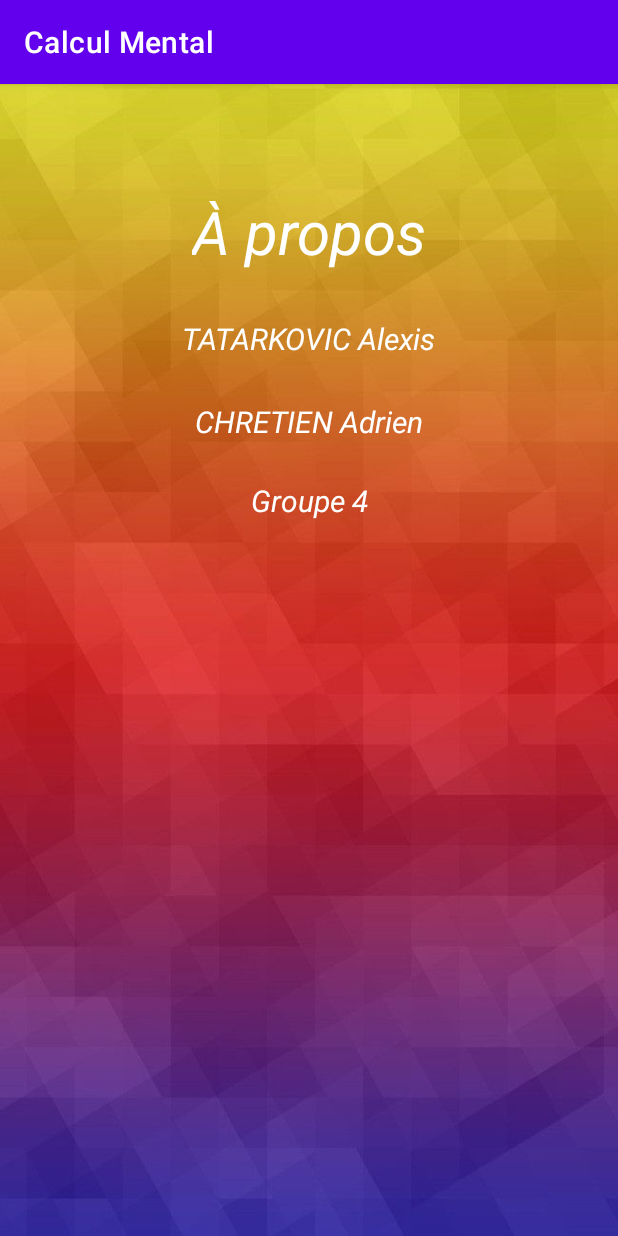
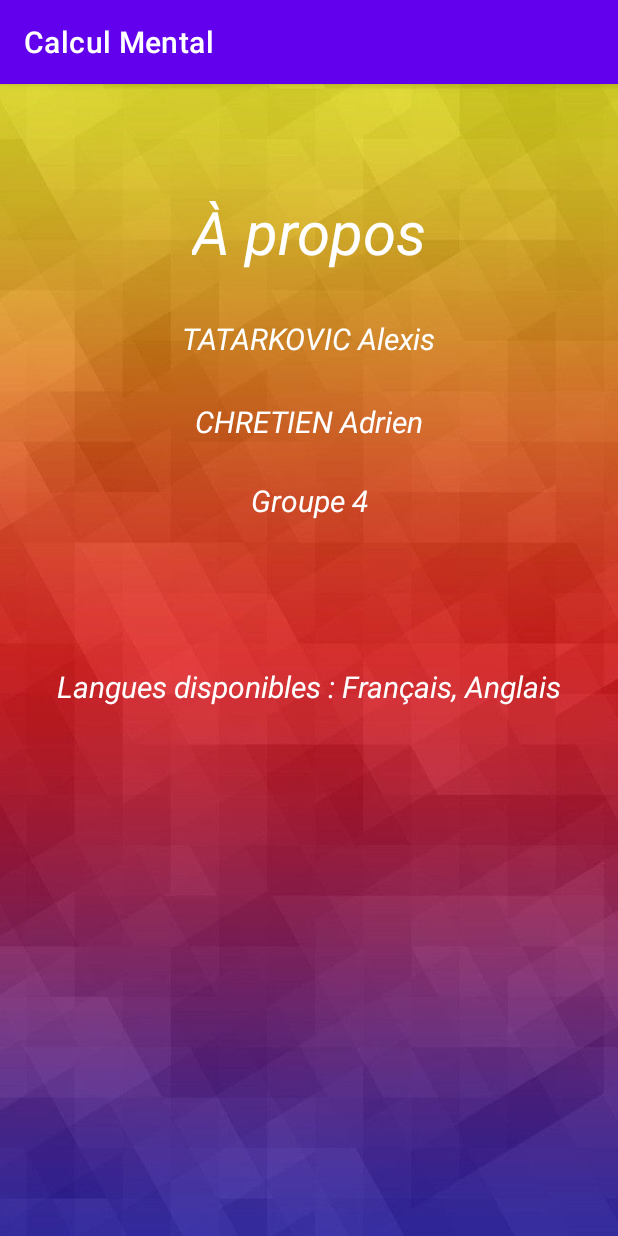
Before and after one commit to Adrien222/CalculMental, an Android app: the ActivityAPropos screen opened directly, with no data from a screen before it, on a phone screen of 412 x 824 dp. Run offline under Robolectric (Android 15) with nearby library versions, the phone set to English and light mode, and no system bars.

Commit message:
Ajout des langues dans le 'à propos'

```diff
--- a/app/src/main/res/layout/activity_apropos.xml
+++ b/app/src/main/res/layout/activity_apropos.xml
@@ -22,7 +22,7 @@
         app:layout_constraintVertical_bias="0.100000024" />
 
     <TextView
-        android:id="@+id/textView3"
+        android:id="@+id/tw_alexis"
         android:layout_width="wrap_content"
         android:layout_height="wrap_content"
         android:text="@string/tatarkovic_alexis"
@@ -36,7 +36,7 @@
         app:layout_constraintVertical_bias="0.050000012" />
 
     <TextView
-        android:id="@+id/textView4"
+        android:id="@+id/tw_adrien"
         android:layout_width="wrap_content"
         android:layout_height="wrap_content"
         android:text="@string/chretien_adrien"
@@ -46,11 +46,11 @@
         app:layout_constraintBottom_toBottomOf="parent"
         app:layout_constraintEnd_toEndOf="parent"
         app:layout_constraintStart_toStartOf="parent"
-        app:layout_constraintTop_toBottomOf="@+id/textView3"
+        app:layout_constraintTop_toBottomOf="@+id/tw_alexis"
         app:layout_constraintVertical_bias="0.050000012" />
 
     <TextView
-        android:id="@+id/textView5"
+        android:id="@+id/tw_groupe"
         android:layout_width="wrap_content"
         android:layout_height="wrap_content"
         android:text="@string/groupe_4"
@@ -60,6 +60,20 @@
         app:layout_constraintBottom_toBottomOf="parent"
         app:layout_constraintEnd_toEndOf="parent"
         app:layout_constraintStart_toStartOf="parent"
-        app:layout_constraintTop_toBottomOf="@+id/textView4"
+        app:layout_constraintTop_toBottomOf="@+id/tw_adrien"
         app:layout_constraintVertical_bias="0.050000012" />
+
+    <TextView
+        android:id="@+id/tw_langues"
+        android:layout_width="wrap_content"
+        android:layout_height="wrap_content"
+        android:text="@string/langages"
+        android:textColor="@color/white"
+        android:textSize="20dp"
+        android:textStyle="italic"
+        app:layout_constraintBottom_toBottomOf="parent"
+        app:layout_constraintEnd_toEndOf="parent"
+        app:layout_constraintStart_toStartOf="parent"
+        app:layout_constraintTop_toBottomOf="@+id/tw_groupe"
+        app:layout_constraintVertical_bias="0.215" />
 </androidx.constraintlayout.widget.ConstraintLayout>
--- a/app/src/main/res/values/strings.xml
+++ b/app/src/main/res/values/strings.xml
@@ -20,4 +20,5 @@
     <string name="tatarkovic_alexis" translatable="false">TATARKOVIC Alexis</string>
     <string name="chretien_adrien" translatable="false">CHRETIEN Adrien</string>
     <string name="groupe_4">Groupe 4</string>
+    <string name="langages">Langues disponibles : Français, Anglais</string>
 </resources>
```
Also changed, not shown: 1 other file.
